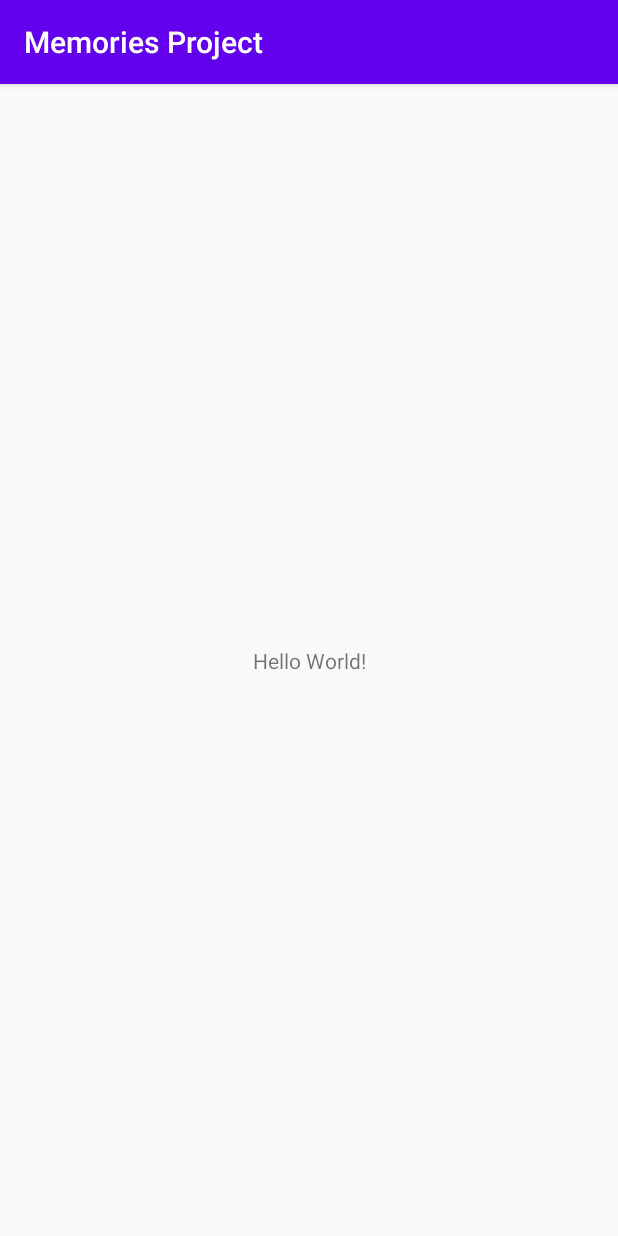
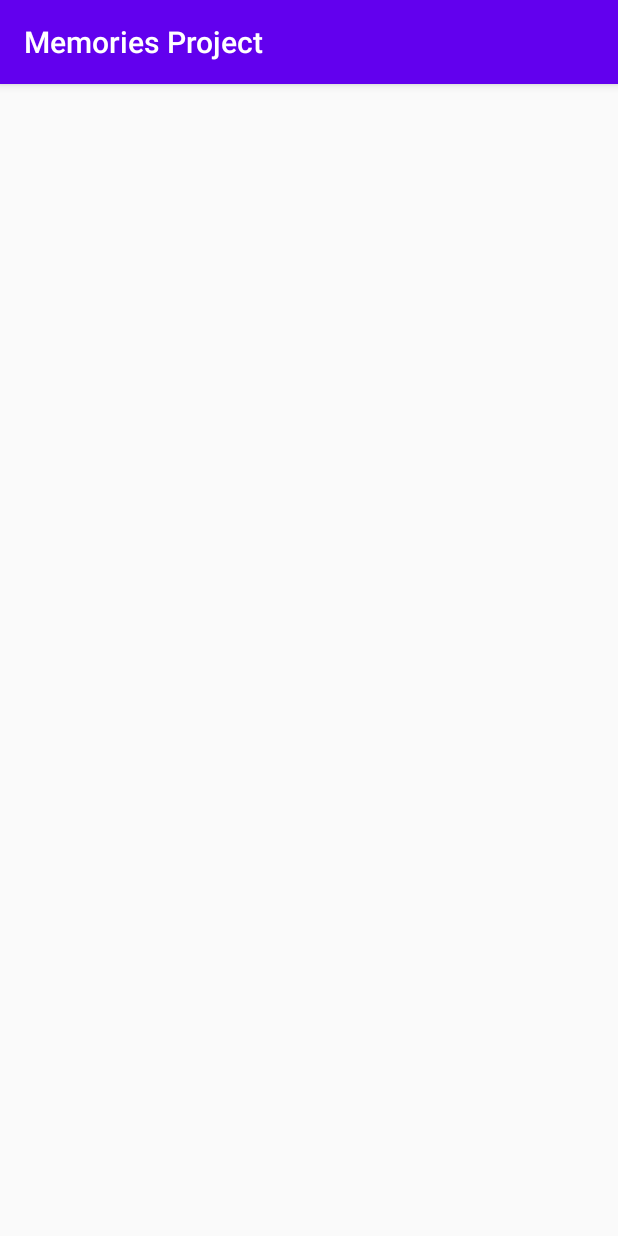
Before and after one commit to Ahmed-P-Mostafa/Memories-Project, an Android app: the screen it shows after launch (MainActivity), on a phone screen of 412 x 824 dp. Run offline under Robolectric (Android 15) with nearby library versions, the phone set to English and light mode, and no system bars.

```diff
--- a/app/src/main/AndroidManifest.xml
+++ b/app/src/main/AndroidManifest.xml
@@ -1,6 +1,12 @@
 <?xml version="1.0" encoding="utf-8"?>
 <manifest xmlns:android="http://schemas.android.com/apk/res/android"
     package="com.example.memoriesproject">
+    <uses-permission android:name="android.permission.INTERNET"/>
+    <uses-permission android:name="android.permission.ACCESS_FINE_LOCATION"/>
+    <uses-permission android:name="android.permission.ACCESS_COARSE_LOCATION"/>
+    <uses-permission android:name="android.permission.CAMERA"/>
+    <uses-permission android:name="android.permission.READ_EXTERNAL_STORAGE"/>
+    <uses-permission android:name="android.permission.WRITE_EXTERNAL_STORAGE"/>
 
     <application
         android:allowBackup="true"
--- a/app/src/main/java/com/example/memoriesproject/MainActivity.kt
+++ b/app/src/main/java/com/example/memoriesproject/MainActivity.kt
@@ -7,5 +7,6 @@ class MainActivity : AppCompatActivity() {
     override fun onCreate(savedInstanceState: Bundle?) {
         super.onCreate(savedInstanceState)
         setContentView(R.layout.activity_main)
+
     }
 }
--- a/app/src/main/java/com/example/memoriesproject/MemoryDAO.kt
+++ b/app/src/main/java/com/example/memoriesproject/database/MemoryDAO.kt
@@ -1,4 +1,4 @@
-package com.example.memoriesproject
+package com.example.memoriesproject.database
 
 import androidx.room.*
 
--- a/app/src/main/java/com/example/memoriesproject/MemoryDatabase.kt
+++ b/app/src/main/java/com/example/memoriesproject/database/MemoryDatabase.kt
@@ -1,4 +1,4 @@
-package com.example.memoriesproject
+package com.example.memoriesproject.database
 
 import android.content.Context
 import androidx.room.Database
@@ -8,10 +8,10 @@ import androidx.room.RoomDatabase
 @Database(entities = arrayOf(MemoryEntity::class), version = 1, exportSchema = false)
 abstract class MemoryDatabase:RoomDatabase() {
 
-    abstract fun memoryDao():MemoryDAO
+    abstract fun memoryDao(): MemoryDAO
 
     companion object{
-        var instance:MemoryDatabase?= null
+        var instance: MemoryDatabase?= null
 
 
         // singleton object to return same object to all over the application
--- a/app/src/main/java/com/example/memoriesproject/MemoryEntity.kt
+++ b/app/src/main/java/com/example/memoriesproject/database/MemoryEntity.kt
@@ -1,4 +1,4 @@
-package com.example.memoriesproject
+package com.example.memoriesproject.database
 
 import android.icu.text.Transliterator
 import android.location.Location
--- a/app/src/main/res/layout/activity_main.xml
+++ b/app/src/main/res/layout/activity_main.xml
@@ -6,13 +6,5 @@
     android:layout_height="match_parent"
     tools:context=".MainActivity">
 
-    <TextView
-        android:layout_width="wrap_content"
-        android:layout_height="wrap_content"
-        android:text="Hello World!"
-        app:layout_constraintBottom_toBottomOf="parent"
-        app:layout_constraintLeft_toLeftOf="parent"
-        app:layout_constraintRight_toRightOf="parent"
-        app:layout_constraintTop_toTopOf="parent" />
 
 </androidx.constraintlayout.widget.ConstraintLayout>
```
Also changed, not shown: app/src/main/java/com/example/memoriesproject/base/BaseActivity.kt (added, +43 -0 lines), app/src/main/res/drawable/ic_add_location.xml (added, +10 -0 lines), app/src/main/res/drawable/ic_camera.xml (added, +13 -0 lines).
